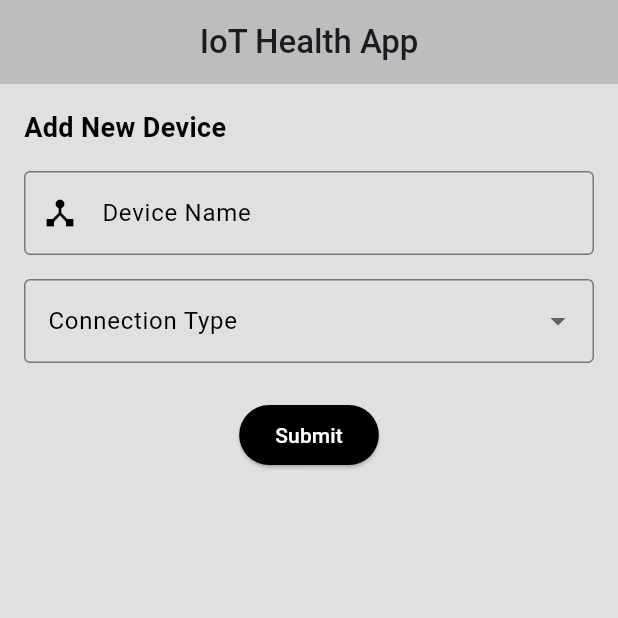
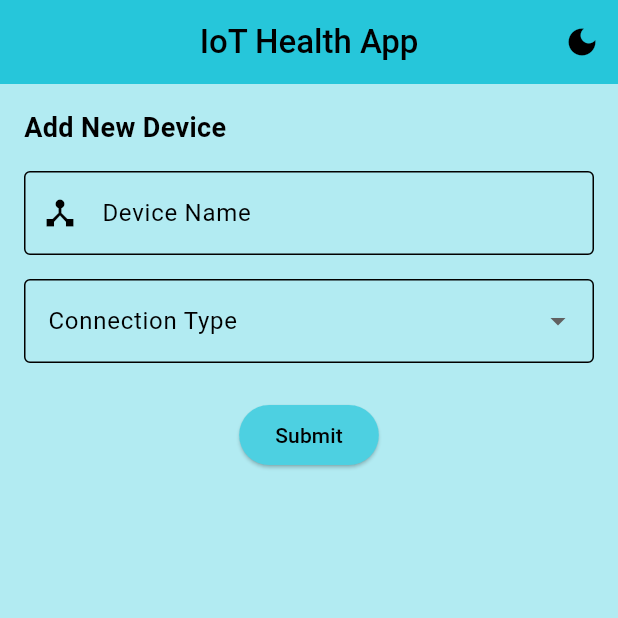
Before and after one commit to mayankyadav06/Flutter-IoT-Health-App, a Flutter app: the screen it shows after launch, on a phone screen of 412 x 824 dp, the top half of it. Run offline on Flutter 3.47's test engine with Material 3 defaults, Android fonts, the light colour scheme and no system bars; our stand-ins replace fl_chart, flutter_blue, permission_handler; missing offline and left inert: wifi_info_flutter.

Commit message:
second commit

```diff
--- a/lib/main.dart
+++ b/lib/main.dart
@@ -2,11 +2,12 @@ import 'package:flutter/material.dart';
 import 'package:iot_health_app/providers/loading_provider.dart';
 import 'package:iot_health_app/providers/sensor_data_provider.dart';
 import 'package:iot_health_app/providers/wifi_info_provider.dart';
+import 'package:iot_health_app/themes/theme.dart';
+import 'package:iot_health_app/themes/theme_provider.dart';
 import 'package:permission_handler/permission_handler.dart';
 import 'package:iot_health_app/providers/current_screen_provider.dart';
 import 'package:iot_health_app/providers/device_provider.dart';
 import 'package:iot_health_app/screens/home_screen.dart';
-import 'package:iot_health_app/widgets/custom_bottom_navbar.dart';
 import 'package:provider/provider.dart';
 
 final GlobalKey<NavigatorState> navigatorKey = GlobalKey<NavigatorState>();
@@ -28,11 +29,17 @@ class HealthApp extends StatelessWidget {
         ChangeNotifierProvider(create: (context) => WiFiInfoProvider()),
         ChangeNotifierProvider(create: (context) => LoadingProvider()),
         ChangeNotifierProvider(create: (context) => SensorDataProvider()),
+        ChangeNotifierProvider(create: (context) => ThemeProvider()),
       ],
-      child: MaterialApp(
-        navigatorKey: navigatorKey,
-        debugShowCheckedModeBanner: false,
-        home: const PermissionHandlerScreen(),
+      child: Builder(
+        builder: (context) {
+          return MaterialApp(
+            theme: Provider.of<ThemeProvider>(context).themeData,
+            navigatorKey: navigatorKey,
+            debugShowCheckedModeBanner: false,
+            home: const PermissionHandlerScreen(),
+          );
+        },
       ),
     );
   }
@@ -114,7 +121,21 @@ class MainScreen extends StatelessWidget {
   Widget build(BuildContext context) {
     return Scaffold(
       appBar: AppBar(
-        backgroundColor: Colors.grey[400],
+        automaticallyImplyLeading: false,
+        actions: [
+          Consumer<ThemeProvider>(
+            builder: (context, themeProvider, child) {
+              return IconButton(
+                onPressed: () {
+                  themeProvider.toggleTheme();
+                },
+                icon: Icon(themeProvider.themeData == darkMode
+                    ? Icons.light_mode
+                    : Icons.dark_mode),
+              );
+            },
+          ),
+        ],
         title: const Text(
           'IoT Health App',
           style: TextStyle(fontWeight: FontWeight.w500),
--- a/lib/screens/home_screen.dart
+++ b/lib/screens/home_screen.dart
@@ -33,7 +33,7 @@ class _HomeScreenState extends State<HomeScreen> {
   @override
   Widget build(BuildContext context) {
     return Scaffold(
-      backgroundColor: Colors.grey[300],
+      backgroundColor: Theme.of(context).colorScheme.surface,
       body: Padding(
         padding: const EdgeInsets.all(16.0),
         // Device provider consumer
@@ -45,26 +45,29 @@ class _HomeScreenState extends State<HomeScreen> {
                 const Text(
                   "Add New Device",
                   style: TextStyle(
-                      fontSize: 18,
-                      fontWeight: FontWeight.bold,
-                      color: Colors.black),
+                    fontSize: 18,
+                    fontWeight: FontWeight.bold,
+                  ),
                 ),
                 const SizedBox(height: 16),
                 // Input field for device name
                 TextField(
+                  cursorColor: Theme.of(context).colorScheme.secondary,
                   controller: _deviceNameController,
                   decoration: InputDecoration(
                     labelText: "Device Name",
-                    labelStyle: TextStyle(color: Colors.black),
+                    labelStyle: TextStyle(
+                      color: Theme.of(context).colorScheme.secondary,
+                    ),
                     border: OutlineInputBorder(
-                      borderSide: BorderSide(color: Colors.black),
+                      borderSide: BorderSide(
+                          color: Theme.of(context).colorScheme.secondary),
                     ),
                     focusedBorder: OutlineInputBorder(
                       borderSide: BorderSide(color: Colors.black),
                     ),
                     prefixIcon: Icon(
                       Icons.device_hub,
-                      color: Colors.black, // Icon color red
                     ),
                   ),
                   onChanged: (value) {
@@ -74,14 +77,17 @@ class _HomeScreenState extends State<HomeScreen> {
                 const SizedBox(height: 16),
                 // Dropdown menu for connection type
                 DropdownButtonFormField<String>(
-                  dropdownColor: Colors.grey[300],
+                  dropdownColor: Theme.of(context).colorScheme.surface,
                   value: deviceProvider.selectedConnectionType,
                   decoration: InputDecoration(
-                    iconColor: Colors.black,
-                    labelStyle: TextStyle(color: Colors.black),
+                    iconColor: Theme.of(context).colorScheme.secondary,
+                    labelStyle: TextStyle(
+                      color: Theme.of(context).colorScheme.secondary,
+                    ),
                     labelText: "Connection Type",
                     border: OutlineInputBorder(
-                      borderSide: BorderSide(color: Colors.black),
+                      borderSide: BorderSide(
+                          color: Theme.of(context).colorScheme.secondary),
                     ),
                     focusedBorder: OutlineInputBorder(
                       borderSide: BorderSide(color: Colors.black),
@@ -99,12 +105,10 @@ class _HomeScreenState extends State<HomeScreen> {
                           Icon(
                             connectionType['icon'] as IconData,
                             size: 20,
-                            color: Colors.black,
                           ),
                           const SizedBox(width: 8),
                           Text(
                             connectionType['type'] as String,
-                            style: TextStyle(color: Colors.black),
                           ),
                         ],
                       ),
@@ -119,7 +123,8 @@ class _HomeScreenState extends State<HomeScreen> {
                 Center(
                   child: ElevatedButton(
                     style: ButtonStyle(
-                      backgroundColor: WidgetStatePropertyAll(Colors.black),
+                      backgroundColor: WidgetStatePropertyAll(
+                          Theme.of(context).colorScheme.primary),
                     ),
                     onPressed: () {
                       final deviceName = deviceProvider.deviceName.trim();
@@ -158,9 +163,11 @@ class _HomeScreenState extends State<HomeScreen> {
                       _deviceNameController.clear();
                       deviceProvider.clearDevice();
                     },
-                    child: const Text(
+                    child: Text(
                       "Submit",
-                      style: TextStyle(color: Colors.white),
+                      style: TextStyle(
+                        color: Theme.of(context).colorScheme.secondary,
+                      ),
                     ),
                   ),
                 ),
--- /dev/null
+++ b/lib/themes/theme.dart
@@ -0,0 +1,20 @@
+import 'package:flutter/material.dart';
+
+ThemeData lightMode = ThemeData(
+  brightness: Brightness.light,
+  colorScheme: ColorScheme.light(
+    surface: Colors.cyan.shade100,
+    primary: Colors.cyan.shade300,
+    secondary: Colors.black, // for texts and border
+  ),
+  appBarTheme: AppBarTheme(color: Colors.cyan.shade400),
+);
+
+ThemeData darkMode = ThemeData(
+  brightness: Brightness.dark,
+  colorScheme: ColorScheme.dark(
+      surface: Colors.grey.shade800,
+      primary: Colors.grey.shade900,
+      secondary: Colors.white),
+  appBarTheme: AppBarTheme(color: Colors.black54),
+);
--- /dev/null
+++ b/lib/themes/theme_provider.dart
@@ -0,0 +1,21 @@
+import 'package:flutter/material.dart';
+import 'package:iot_health_app/themes/theme.dart';
+
+class ThemeProvider extends ChangeNotifier {
+  ThemeData _themeData = lightMode;
+
+  ThemeData get themeData => _themeData;
+
+  set themeData(ThemeData themeData) {
+    _themeData = themeData;
+    notifyListeners();
+  }
+
+  void toggleTheme() {
+    if (_themeData == lightMode) {
+      themeData = darkMode;
+    } else {
+      themeData = lightMode;
+    }
+  }
+}
```
Also changed, not shown: lib/screens/data_visualisation_screen.dart (+47 -17 lines), lib/screens/device_list_screen.dart (+12 -5 lines), lib/widgets/custom_bottom_navbar.dart (deleted, +0 -46 lines), lib/widgets/device_item.dart (+6 -8 lines).
